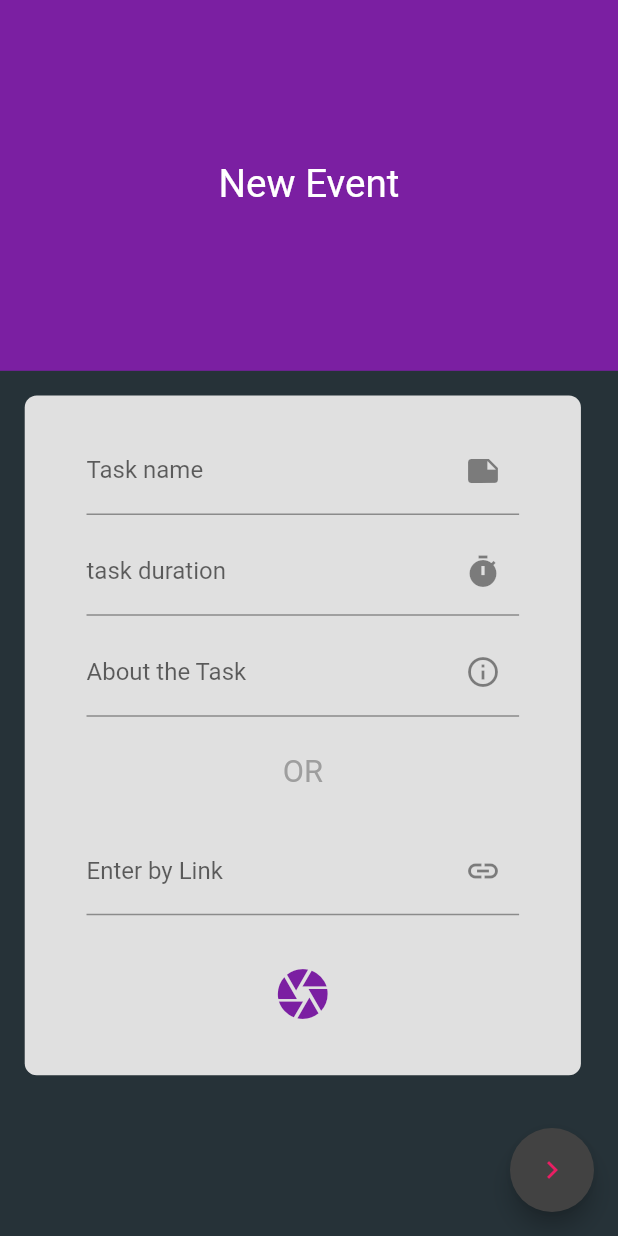
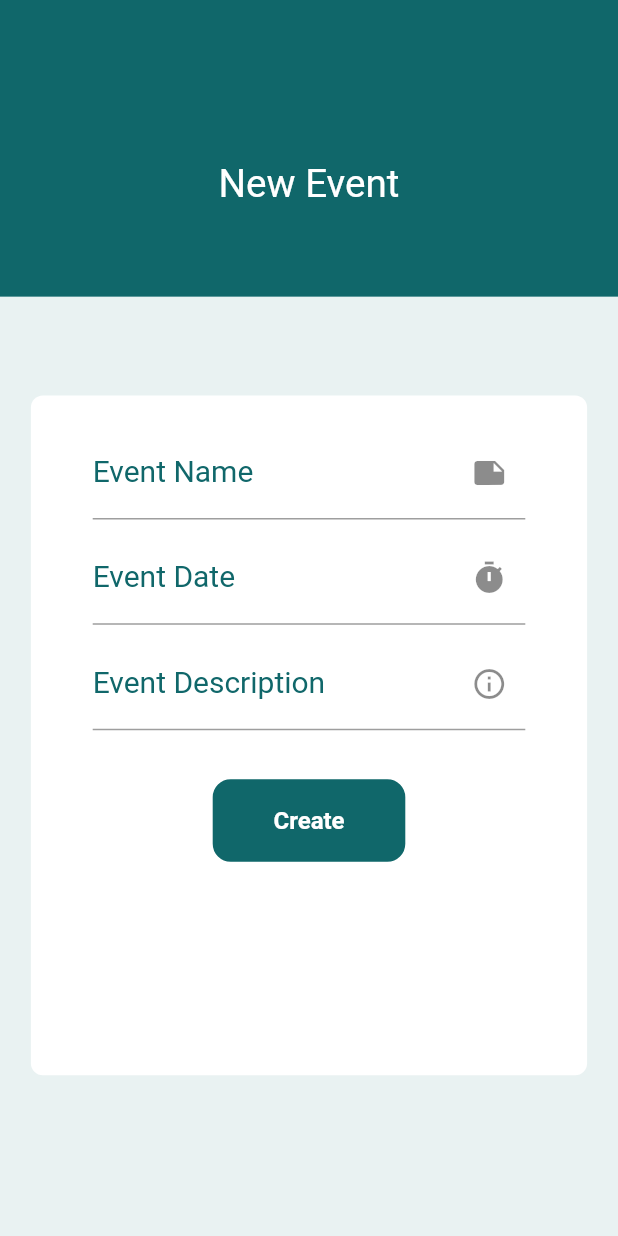
Before and after one commit to TabsOverSpaces4/Planzee, a Flutter app: the Info screen opened by its route, on a phone screen of 412 x 824 dp. Run offline on Flutter 3.47's test engine with Material 2 defaults, Android fonts, the light colour scheme and no system bars; our stand-ins replace cloud_firestore, firebase_auth, firebase_core, simple_animations; missing offline and left inert: loading_animations; accounts and stored records are empty.

Commit message:
changed UI and minor fixes

```diff
--- a/lib/main.dart
+++ b/lib/main.dart
@@ -11,6 +11,7 @@ import 'package:planzee/pages/profile.dart';
 
 
 void main() => runApp(MaterialApp(
+      debugShowCheckedModeBanner: false,
       initialRoute: '/landingpage',
       routes: {
         '/': (context) => Loading(),
@@ -23,6 +24,10 @@ void main() => runApp(MaterialApp(
         '/home': (context) => Homepage(),
         '/about': (context) => About(),
       },
+      theme: ThemeData(
+        primaryColor: Color(0xFF10676a),
+        accentColor: Color(0xFFE9F2F2),
+      )
 
     )
 
--- a/lib/pages/info.dart
+++ b/lib/pages/info.dart
@@ -1,5 +1,6 @@
 //this is the addEvent page, just didn't want to change all page names.
 import 'package:flutter/material.dart';
+import 'package:planzee/widgets/custom_button.dart';
 
 
 void main() => runApp(MaterialApp(
@@ -18,16 +19,26 @@ class _NinjaCardState extends State<Info> {
   Widget build(BuildContext context) {
     final deviceWidth = MediaQuery.of(context).size.height;
     final deviceHorizontal = MediaQuery.of(context).size.width;
+    TextEditingController dateVal = TextEditingController();
+    Future openDatePicker() async {
+      DateTime picked = await showDatePicker(
+          context: context,
+          initialDate: new DateTime.now(),
+          firstDate: new DateTime.now(),
+          lastDate: new DateTime.now().add(Duration(days: 1825))
+      );
+      //if(picked != null) setState(() => _value = picked.toString());
+    }
     return SafeArea(
       child: Scaffold(
-        backgroundColor: Colors.blueGrey[900],
+        backgroundColor: Theme.of(context).accentColor,
         body: ListView(children: [
           Stack(
             children: [
               Container(
-                  height: deviceWidth * .3,
+                  height: deviceWidth * .24,
                   width: double.infinity,
-                  color: Colors.purple[700],
+                  color: Theme.of(context).primaryColor,
                   child: Column(
                     crossAxisAlignment: CrossAxisAlignment.center,
                     children: [
@@ -43,11 +54,11 @@ class _NinjaCardState extends State<Info> {
 
                   Container(
                     margin: EdgeInsets.only(
-                        top: deviceWidth * .32, left: deviceWidth * .02, right: deviceWidth * .02),
+                        top: deviceWidth * .32, left: deviceWidth * .025, right: deviceWidth * .025),
                     height: deviceWidth * .55,
                     width: MediaQuery.of(context).size.width * .9,
                     decoration: BoxDecoration(
-                      color: Colors.grey[300],
+                      color: Colors.white,
                       borderRadius: BorderRadius.circular(8),
                     ),
                     child: Padding(
@@ -59,75 +70,68 @@ class _NinjaCardState extends State<Info> {
                         children: [
                           TextFormField(
                             decoration: InputDecoration(
-                                labelText: "Task name",
-                                hintText: "dogge coin",
+                                labelText: "Event Name",
+                                labelStyle: TextStyle(
+                                    color: Theme.of(context).primaryColor,
+                                    fontSize: 20
+                                ),
+                                hintText: "",
+                                hintStyle: TextStyle(color: Theme.of(context).primaryColor),
                                 suffixIcon: Icon(Icons.note),
                                 ),
                           ),
                           SizedBox(height: deviceWidth * .01),
                           TextFormField(
                             decoration: InputDecoration(
-                                labelText: "task duration",
-                                hintText: "duration",
+                                labelText: "Event Date",
+                                labelStyle: TextStyle(
+                                    color: Theme.of(context).primaryColor,
+                                    fontSize: 20
+                                ),
+                                hintText: "",
                                 suffixIcon: Icon(Icons.timer),
                                 ),
+                            onTap:() {
+                              FocusScope.of(context).requestFocus(new FocusNode());
+                              openDatePicker();
+                            },
                           ),
                           SizedBox(height: deviceWidth * .01),
-                          TextFormField(obscureText: true,
+                          TextFormField(
                             decoration: InputDecoration(
-                                labelText: "About the Task",
-
+                                labelText: "Event Description",
+                                labelStyle: TextStyle(
+                                    color: Theme.of(context).primaryColor,
+                                    fontSize: 20
+                                ),
                                 suffixIcon: Icon(Icons.info_outline)),
                           ),
                           SizedBox(height: deviceWidth * .03),
-                          Text(
-                        "OR",
-                        style: TextStyle(
-                            fontSize: deviceWidth / 40, color: Colors.grey),
-                      ),
-                      SizedBox(height: deviceWidth * .03),
-                      TextFormField(obscureText: true,
-                            decoration: InputDecoration(
-                                labelText: "Enter by Link",
-
-                                suffixIcon: Icon(Icons.link_outlined,))
-                          ),
-                          SizedBox(height: deviceWidth * .03),
-                          Container(
-                  alignment: Alignment.center,
+                          Custombtn(
+                            text: "Create",
+                            onPressed: () {
+                              Navigator.pushNamed(context, '/home');
+                            },
+                          )
 
 
-
-                  child: IconButton(
-            icon: Icon(Icons.camera),
-            color: Colors.purple[700],
-            iconSize: 40.0,
-            onPressed: () {
-              Navigator.pushNamed(context, '/home');
-            },
-          ),
-                          )],
+                          ],
                       ),
                     ),
                   ),
-
-
-
-
-
             ],
           ),
         ]),
-        floatingActionButton: FloatingActionButton(
-        onPressed: () {
-          Navigator.pushNamed(context, '/home');
-          setState(() {
-            ninjaLevel += 1;
-          });
-        },
-        backgroundColor: Colors.grey[800],
-        child: Icon(Icons.navigate_next_outlined, color: Colors.pink,)
-      ),
+      //   floatingActionButton: FloatingActionButton(
+      //   onPressed: () {
+      //     Navigator.pushNamed(context, '/home');
+      //     setState(() {
+      //       ninjaLevel += 1;
+      //     });
+      //   },
+      //   backgroundColor: Colors.grey[800],
+      //   child: Icon(Icons.navigate_next_outlined, color: Colors.pink,)
+      // ),
       ),
     );
   }
--- a/lib/pages/landingpage.dart
+++ b/lib/pages/landingpage.dart
@@ -34,7 +34,7 @@ class Landingpage extends StatelessWidget {
                 );
               }
 
-//User login cheeck to be here
+//User login check to be here
               if (streamSnapshot.connectionState == ConnectionState.active) {
                 //getting the user
                 User _user = streamSnapshot.data;
--- a/lib/widgets/custom_button.dart
+++ b/lib/widgets/custom_button.dart
@@ -1,4 +1,5 @@
 import 'package:flutter/material.dart';
+import 'package:flutter/painting.dart';
 
 class Custombtn extends StatelessWidget {
   final String text;
@@ -15,16 +16,16 @@ class Custombtn extends StatelessWidget {
     return GestureDetector(
       onTap: onPressed,
       child: Container(
-        height: 65.0,
+        height: 55.0,
         decoration: BoxDecoration(
-            color: _outlineBtn ? Colors.transparent : Colors.purple[700],
+            color: _outlineBtn ? Colors.transparent : Theme.of(context).primaryColor,
             border: Border.all(
-              color: Colors.white,
+              color: Theme.of(context).primaryColor,
               width: 2.0,
             ),
             borderRadius: BorderRadius.circular(12.0)),
         margin: EdgeInsets.symmetric(
-          horizontal: 24.0,
+          horizontal: 80.0,
           vertical: 8.0,
         ),
         child: Stack(
@@ -36,9 +37,11 @@ class Custombtn extends StatelessWidget {
                               text ?? "button's label",
                               style: TextStyle(
                                 fontSize: 16.0,
-                    color: _outlineBtn ? Colors.white : Colors.white,
+                                color: _outlineBtn ? Theme.of(context).primaryColor : Colors.white,
                                 fontWeight: FontWeight.w600,
+
                               ),
+                              textAlign: TextAlign.center,
                             ),
               ),
             ),
@@ -48,7 +51,8 @@ class Custombtn extends StatelessWidget {
                             child: SizedBox(
                                 height: 30.0,
                                 width: 30.0,
-                    child: CircularProgressIndicator()),
+                                child: CircularProgressIndicator()
+                            ),
               ),
             )
           ],
```
Also changed, not shown: lib/pages/LSOptions.dart (+11 -8 lines), lib/pages/Signin.dart (+6 -6 lines), lib/pages/Signup.dart (+9 -8 lines), lib/pages/about.dart (+17 -15 lines), lib/pages/profile.dart (+24 -14 lines), lib/tabs/hometab.dart (+5 -5 lines), lib/widgets/custom_input.dart (+6 -4 lines), lib/pages/home.dart (indentation only). Lines whose indentation alone changed are shown as unchanged.
